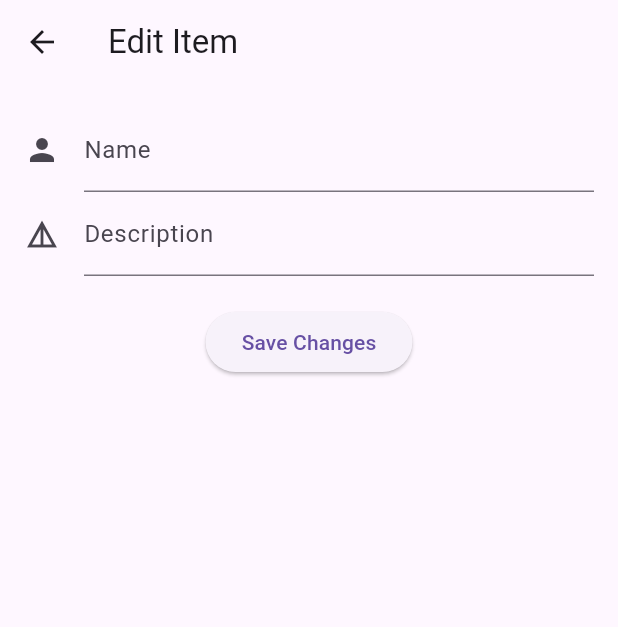
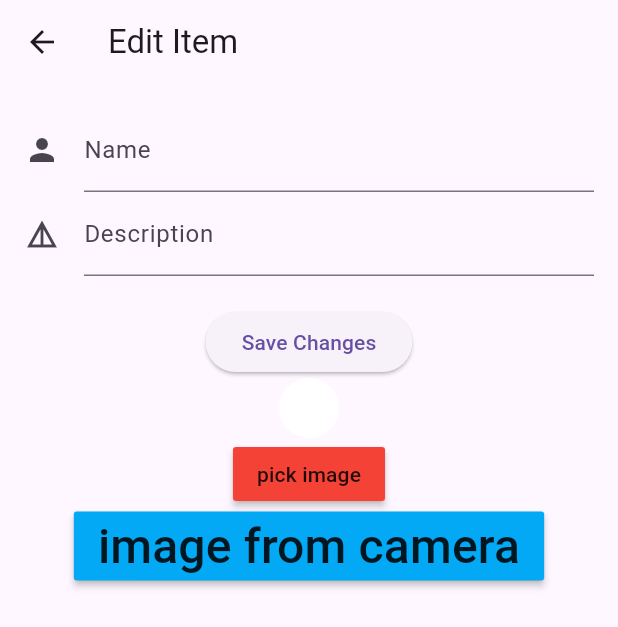
Before and after one commit to vishaltrydigitalsolution/todo_flutter, a Flutter app: the TaskEditPage screen opened directly with empty values, on a phone screen of 412 x 824 dp. Shown: the top 627 px of the screen. Run offline on Flutter 3.47's test engine with Material 3 defaults, Android fonts, the phone set to English and light mode, and no system bars; our stand-ins replace flutter_slidable, get, image_picker.

Commit message:
refactor: enhance task management with image support and code cleanup

```diff
--- a/lib/pages/controller/task_register_controller.dart
+++ b/lib/pages/controller/task_register_controller.dart
@@ -3,4 +3,5 @@ import 'package:flutter/material.dart';
 class TaskRegisterController extends GetxController{
   final TextEditingController nameController = TextEditingController();
   final TextEditingController detailController =TextEditingController();
+
 }
--- a/lib/pages/models/task_models.dart
+++ b/lib/pages/models/task_models.dart
@@ -1,9 +1,11 @@
 class Task {
-  String ?name;
-  String? detail;
+  String name;
+  String detail;
+  String imagePath;
   Task({
-     this.name,
-     this.detail,
+      required this.name,
+    required this.detail,
+   required this.imagePath,
   });
 
 }
--- a/lib/pages/task_edit_page.dart
+++ b/lib/pages/task_edit_page.dart
@@ -1,17 +1,25 @@
 import 'package:flutter/material.dart';
 import 'package:get/get.dart';
+import 'package:todo/pages/controller/image_picker_controller.dart';
+import 'package:todo/pages/controller/task_controller.dart';
 import 'package:todo/pages/models/task_models.dart';
+import 'package:image_picker/image_picker.dart';
 
 class TaskEditPage extends StatelessWidget {
   const TaskEditPage({super.key});
 
   @override
   Widget build(BuildContext context) {
+    final ImagePickerController imageController = Get.put(
+      ImagePickerController(),
+    );
     final Task itemToEdit = Get.arguments as Task;
-    final TextEditingController nameController =
-    TextEditingController(text: itemToEdit.name);
-    final TextEditingController detailController =
-    TextEditingController(text: itemToEdit.detail);
+    final TextEditingController nameController = TextEditingController(
+      text: itemToEdit.name,
+    );
+    final TextEditingController detailController = TextEditingController(
+      text: itemToEdit.detail,
+    );
 
     return Scaffold(
       appBar: AppBar(title: const Text('Edit Item')),
@@ -39,8 +47,51 @@ class TaskEditPage extends StatelessWidget {
                 itemToEdit.name = nameController.text;
                 itemToEdit.detail = detailController.text;
                 Get.back(result: itemToEdit);
+                Get.find<TaskController>().tasks.refresh();
+
+
               },
               child: const Text('Save Changes'),
+            ),
+
+            Obx(
+              () => CircleAvatar(
+                backgroundColor: Colors.white,
+                backgroundImage: imageController.pickedImageFile.value != null
+                    ? FileImage(imageController.pickedImageFile.value!)
+                    : null,
+              ),
+            ),
+            MaterialButton(
+              color: Colors.red,
+              child: Text('pick image'),
+              onPressed: () {
+                Get.bottomSheet(
+                  Column(
+                    mainAxisSize: MainAxisSize.min,
+                    children: [
+                      ListTile(leading: Icon(Icons.photo_album_outlined),
+                          title: Text('choose from gallery'),
+                      onTap: (){
+                        imageController.pickImage(ImageSource.gallery);
+                        Get.back();
+                      },)
+                    ],
+                  ),
+                );
+              },
+            ),
+
+            MaterialButton(
+              color: Colors.lightBlue,
+              child: Text('image from camera', style: TextStyle(fontSize: 32)),
+              onPressed: () {
+                Get.bottomSheet(Column(mainAxisSize: MainAxisSize.min,children: [ListTile(leading: Icon(Icons.camera),
+                title: Text('take a pick'),
+                onTap: (){
+                  imageController.pickImage(ImageSource.camera);
+                },)],));
+              },
             ),
           ],
         ),
--- a/lib/pages/task_register_page.dart
+++ b/lib/pages/task_register_page.dart
@@ -97,9 +97,11 @@ class TaskRegisterPage extends StatelessWidget {
                     taskController.addTask(
                       nameController.text,
                       detailController.text,
+                      imageController.pickedImageFile.value?.path
                     );
                     nameController.clear();
                     detailController.clear();
+                    imageController.clearImage();
                     Get.toNamed(AppRoutes.TASK_PAGE);
                   }
                 },
```
Also changed, not shown: lib/pages/controller/task_controller.dart (+20 -20 lines), lib/pages/task_page.dart (+33 -7 lines), 3 other files.
